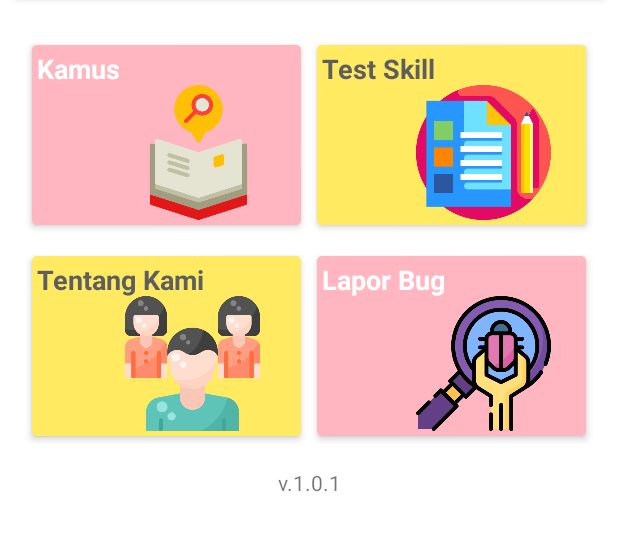
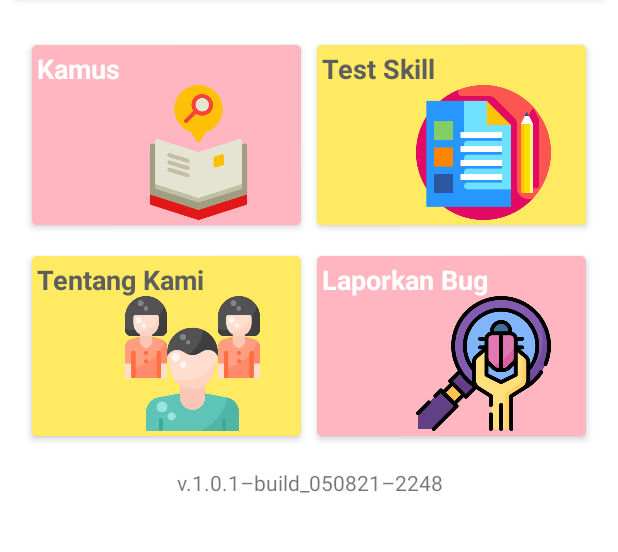
Before and after one commit to triwaluyo07/BisaWicara, an Android app: the screen it shows after launch (MainActivity), on a phone screen of 412 x 824 dp, the part 256-808 px from its top. Run offline under Robolectric (Android 15) with nearby library versions, the phone set to English and light mode, and no system bars.

```diff
--- a/app/src/main/res/layout/activity_main.xml
+++ b/app/src/main/res/layout/activity_main.xml
@@ -12,36 +12,24 @@
         android:layout_width="match_parent"
         android:layout_height="wrap_content"
         android:layout_margin="16dp"
-        android:orientation="vertical">
-
-        <LinearLayout
-            android:layout_width="wrap_content"
-            android:layout_height="wrap_content"
-            android:orientation="horizontal">
-
-        <TextView
-            android:layout_width="wrap_content"
-            android:layout_height="wrap_content"
-            android:text="DASHBOARD"
-            android:textSize="20dp"
-            android:textColor="#595959"/>
-
-
-
-        </LinearLayout>
-
-
+        android:orientation="horizontal">
+            <TextView
+                android:layout_width="wrap_content"
+                android:layout_height="wrap_content"
+                android:text="@string/dashb"
+                android:textSize="20sp"
+                android:textColor="#595959"/>
     </LinearLayout>
 
     <androidx.cardview.widget.CardView
         android:layout_width="match_parent"
         android:layout_height="wrap_content"
         android:layout_margin="10dp"
+        android:elevation="16dp"
         app:cardElevation="3dp"
         app:cardCornerRadius="3dp"
         android:focusable="true"
         app:cardBackgroundColor="@color/yellow">
-
         <LinearLayout
             android:layout_width="match_parent"
             android:layout_height="100dp"
@@ -57,16 +45,16 @@
                 <TextView
                     android:layout_width="wrap_content"
                     android:layout_height="wrap_content"
-                    android:text="Bisa Wicara"
+                    android:text="@string/app_name"
                     android:textColor="@color/black"
-                    android:textSize="23dp" />
+                    android:textSize="23sp" />
 
                 <TextView
                     android:layout_width="wrap_content"
                     android:layout_height="wrap_content"
-                    android:text="Belajar Mudah Bahasa Isyarat"
+                    android:text="@string/app_desc"
                     android:textColor="#5e5e5e"
-                    android:textSize="18dp" />
+                    android:textSize="18sp" />
             </LinearLayout>
 
             <RelativeLayout
@@ -78,12 +66,10 @@
                     android:layout_height="50dp"
                     android:layout_alignParentEnd="true"
                     android:layout_centerVertical="true"
-                    android:contentDescription="Logo"
+                    android:contentDescription="@string/logo"
                     android:src="@drawable/logoblue" />
             </RelativeLayout>
-
         </LinearLayout>
-
     </androidx.cardview.widget.CardView>
 
     <LinearLayout
@@ -103,6 +89,7 @@
             android:layout_margin="5dp"
             android:clickable="true"
             android:foreground="?android:attr/selectableItemBackground"
+            android:elevation="12dp"
             app:cardCornerRadius="3dp"
             app:cardElevation="3dp"
             android:focusable="true"
@@ -116,21 +103,19 @@
                 <TextView
                     android:layout_width="wrap_content"
                     android:layout_height="wrap_content"
-                    android:text="Kamus"
+                    android:text="@string/dictionary"
                     android:textColor="@color/white"
-                    android:textSize="18dp"
+                    android:textSize="18sp"
                     android:textStyle="bold" />
 
                 <ImageView
                     android:layout_width="130dp"
                     android:layout_height="90dp"
                     android:src="@drawable/gb_kamus"
-                    android:layout_alignParentRight="true"
-                    android:layout_alignParentBottom="true"/>
-
-
+                    android:layout_alignParentEnd="true"
+                    android:layout_alignParentBottom="true"
+                    android:contentDescription="@string/logo" />
             </RelativeLayout>
-
         </androidx.cardview.widget.CardView>
 
         <androidx.cardview.widget.CardView
@@ -141,6 +126,7 @@
             android:layout_margin="5dp"
             android:clickable="true"
             android:foreground="?android:attr/selectableItemBackground"
+            android:elevation="12dp"
             app:cardCornerRadius="3dp"
             app:cardElevation="3dp"
             android:focusable="true"
@@ -154,8 +140,8 @@
                 <TextView
                     android:layout_width="wrap_content"
                     android:layout_height="wrap_content"
-                    android:text="Test Skill"
-                    android:textSize="18dp"
+                    android:text="@string/test"
+                    android:textSize="18sp"
                     android:textColor="#5e5e5e"
                     android:textStyle="bold"/>
 
@@ -163,14 +149,11 @@
                     android:layout_width="130dp"
                     android:layout_height="90dp"
                     android:src="@drawable/gb_testskill"
-                    android:layout_alignParentRight="true"
-                    android:layout_alignParentBottom="true"/>
-
-
+                    android:layout_alignParentEnd="true"
+                    android:layout_alignParentBottom="true"
+                    android:contentDescription="@string/logo" />
             </RelativeLayout>
-
         </androidx.cardview.widget.CardView>
-
     </LinearLayout>
 
     <LinearLayout
@@ -190,6 +173,7 @@
             android:layout_margin="5dp"
             android:clickable="true"
             android:foreground="?android:attr/selectableItemBackground"
+            android:elevation="12dp"
             app:cardCornerRadius="3dp"
             app:cardElevation="3dp"
             android:focusable="true"
@@ -203,23 +187,21 @@
                 <TextView
                     android:layout_width="wrap_content"
                     android:layout_height="wrap_content"
-                    android:text="Tentang Kami"
-                    android:textSize="18dp"
+                    android:text="@string/about_us"
+                    android:textSize="18sp"
                     android:textColor="#5e5e5e"
                     android:textStyle="bold"/>
 
                 <ImageView
                     android:layout_width="130dp"
                     android:layout_height="90dp"
-                    android:layout_alignParentRight="true"
+                    android:layout_alignParentEnd="true"
                     android:layout_alignParentBottom="true"
-                    android:layout_marginRight="4dp"
+                    android:layout_marginEnd="4dp"
                     android:layout_marginBottom="3dp"
-                    android:src="@drawable/gb_about" />
-
-
+                    android:src="@drawable/gb_about"
+                    android:contentDescription="@string/logo" />
             </RelativeLayout>
-
         </androidx.cardview.widget.CardView>
 
         <androidx.cardview.widget.CardView
@@ -230,6 +212,7 @@
             android:layout_margin="5dp"
             android:clickable="true"
             android:foreground="?android:attr/selectableItemBackground"
+            android:elevation="12dp"
             app:cardCornerRadius="3dp"
             app:cardElevation="3dp"
             android:focusable="true"
@@ -243,8 +226,8 @@
                 <TextView
                     android:layout_width="wrap_content"
                     android:layout_height="wrap_content"
-                    android:text="Lapor Bug"
-                    android:textSize="18dp"
+                    android:text="@string/report_bug"
+                    android:textSize="18sp"
                     android:textColor="@color/white"
                     android:textStyle="bold"/>
 
@@ -252,14 +235,11 @@
                     android:layout_width="130dp"
                     android:layout_height="90dp"
                     android:src="@drawable/gb_bugfix"
-                    android:layout_alignParentRight="true"
-                    android:layout_alignParentBottom="true"/>
-
-
+                    android:layout_alignParentEnd="true"
+                    android:layout_alignParentBottom="true"
+                    android:contentDescription="@string/logo" />
             </RelativeLayout>
-
         </androidx.cardview.widget.CardView>
-
     </LinearLayout>
 
     <TextView
@@ -267,5 +247,5 @@
         android:layout_height="wrap_content"
         android:layout_margin="16dp"
         android:textAlignment="center"
-        android:text="v.1.0.1"/>
+        android:text="@string/version"/>
 </LinearLayout>
--- a/app/src/main/res/values/strings.xml
+++ b/app/src/main/res/values/strings.xml
@@ -1,3 +1,11 @@
 <resources>
     <string name="app_name">Bisa Wicara</string>
+    <string name="app_desc">Belajar Mudah Bahasa Isyarat</string>
+    <string name="logo">Logo</string>
+    <string name="version">v.1.0.1–build_050821–2248</string>
+    <string name="dashb">DASHBOARD</string>
+    <string name="dictionary">Kamus</string>
+    <string name="test">Test Skill</string>
+    <string name="about_us">Tentang Kami</string>
+    <string name="report_bug">Laporkan Bug</string>
 </resources>
--- a/build.gradle
+++ b/build.gradle
@@ -6,7 +6,7 @@ buildscript {
         jcenter()
     }
     dependencies {
-        classpath "com.android.tools.build:gradle:4.1.2"
+        classpath 'com.android.tools.build:gradle:4.2.0'
         classpath "org.jetbrains.kotlin:kotlin-gradle-plugin:$kotlin_version"
 
         // NOTE: Do not place your application dependencies here; they belong
```
Also changed, not shown: app/src/main/AndroidManifest.xml (+15 -6 lines), app/src/main/java/teknoxera/bisawicara/KamusActivity.kt (+12 -7 lines), app/src/main/res/layout/activity_kamus.xml (+11 -7 lines), app/src/main/res/layout/rv_view.xml (added, +44 -0 lines), gradle/wrapper/gradle-wrapper.properties.
